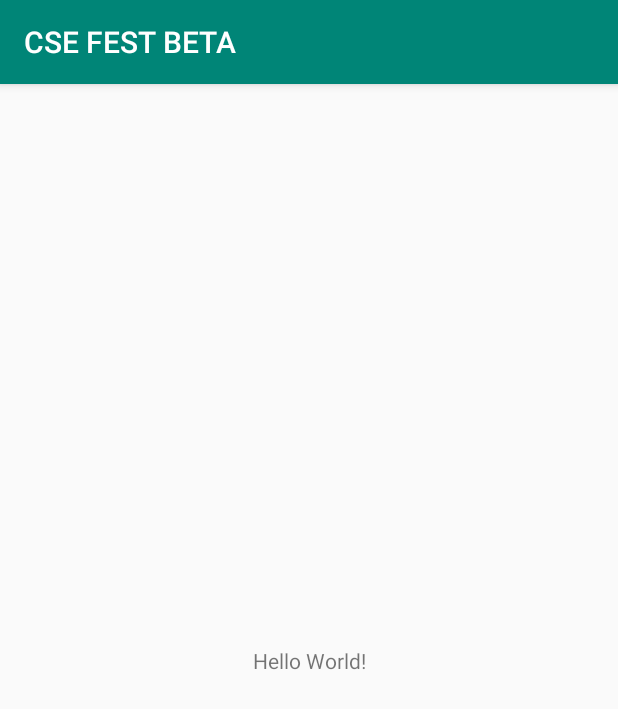
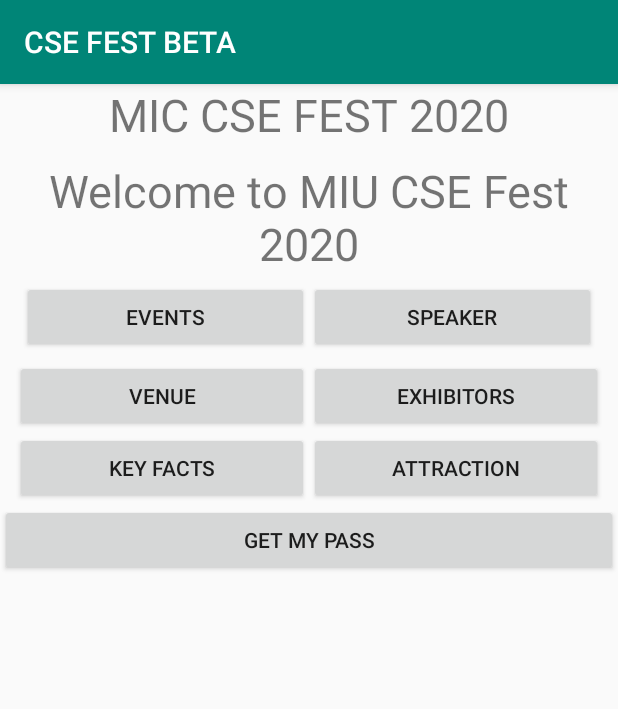
Before and after one commit to bitleetbd/csefestbeta, an Android app: the screen it shows after launch (MainActivity), on a phone screen of 412 x 824 dp. Shown: the top 709 px of the screen. Run offline under Robolectric (Android 15) with nearby library versions, the phone set to English and light mode, and no system bars.

Commit message:
initial commit

```diff
--- a/app/src/main/res/layout/activity_main.xml
+++ b/app/src/main/res/layout/activity_main.xml
@@ -1,5 +1,5 @@
 <?xml version="1.0" encoding="utf-8"?>
-<androidx.constraintlayout.widget.ConstraintLayout xmlns:android="http://schemas.android.com/apk/res/android"
+<RelativeLayout xmlns:android="http://schemas.android.com/apk/res/android"
     xmlns:app="http://schemas.android.com/apk/res-auto"
     xmlns:tools="http://schemas.android.com/tools"
     android:layout_width="match_parent"
@@ -7,12 +7,130 @@
     tools:context=".MainActivity">
 
     <TextView
-        android:layout_width="wrap_content"
+        android:layout_width="match_parent"
         android:layout_height="wrap_content"
-        android:text="Hello World!"
-        app:layout_constraintBottom_toBottomOf="parent"
-        app:layout_constraintLeft_toLeftOf="parent"
-        app:layout_constraintRight_toRightOf="parent"
-        app:layout_constraintTop_toTopOf="parent" />
+        android:text="MIC CSE FEST 2020"
+        android:textAlignment="center"
+        android:textSize="30sp"
+        android:id="@+id/titlebar"
+        />
 
-</androidx.constraintlayout.widget.ConstraintLayout>
+    <RelativeLayout
+        android:layout_width="match_parent"
+        android:layout_height="match_parent"
+        android:layout_below="@+id/titlebar"
+        android:layout_marginTop="10dp" >
+
+        <TextView
+            android:layout_width="match_parent"
+            android:layout_height="wrap_content"
+            android:text="Welcome to MIU CSE Fest 2020"
+            android:textAlignment="center"
+            android:textSize="30sp"
+            android:id="@+id/welcomemessage"/>
+
+        <RelativeLayout
+            android:layout_width="wrap_content"
+            android:layout_height="wrap_content"
+            android:id="@+id/buttonContainer"
+            android:layout_below="@+id/welcomemessage">
+
+            <LinearLayout
+                android:layout_width="match_parent"
+                android:layout_height="wrap_content"
+                android:paddingLeft="10dp"
+                android:paddingRight="10dp"
+                android:layout_margin="2pt"
+                android:id="@+id/Button_Layout">
+
+                <Button
+                    android:layout_width="wrap_content"
+                    android:layout_height="wrap_content"
+                    android:width="10dp"
+                    android:layout_weight="1"
+                    android:text="Events"
+                    android:id="@+id/eventButton"/>
+                <Button
+                    android:layout_width="wrap_content"
+                    android:layout_height="wrap_content"
+                    android:layout_weight="1"
+                    android:width="10dp"
+                    android:text="Speaker"
+                    android:id="@+id/SpeakerButton"/>
+
+            </LinearLayout>
+            <LinearLayout
+                android:layout_width="match_parent"
+                android:layout_height="wrap_content"
+                android:paddingLeft="10dp"
+                android:paddingRight="10dp"
+                android:layout_below="@+id/Button_Layout"
+                android:id="@+id/Button_Layout2">
+
+                <Button
+                    android:layout_width="wrap_content"
+                    android:layout_height="wrap_content"
+                    android:width="10dp"
+                    android:text="Venue"
+                    android:layout_weight="1"
+                    android:id="@+id/VenueButton"/>
+                <Button
+                    android:layout_width="wrap_content"
+                    android:layout_height="wrap_content"
+                    android:width="10dp"
+                    android:text="Exhibitors"
+                    android:layout_weight="1"
+                    android:id="@+id/ExhibitorsButton"/>
+
+            </LinearLayout>
+            <LinearLayout
+                android:layout_width="match_parent"
+                android:layout_height="wrap_content"
+                android:paddingLeft="10dp"
+                android:paddingRight="10dp"
+                android:layout_below="@+id/Button_Layout2">
+
+
+
+                <Button
+                    android:layout_width="wrap_content"
+                    android:layout_height="wrap_content"
+                    android:width="10dp"
+                    android:text="Key Facts"
+                    android:layout_weight="1"
+                    android:id="@+id/KeyfactButton"/>
+
+                <Button
+                    android:layout_width="wrap_content"
+                    android:layout_height="wrap_content"
+                    android:width="10dp"
+                    android:text="Attraction"
+                    android:layout_weight="1"
+
+                    android:id="@+id/AttractionButton"/>
+            </LinearLayout>
+
+        </RelativeLayout>
+        <Button
+            android:layout_width="match_parent"
+            android:layout_height="wrap_content"
+            android:id="@+id/get_my_pass_button"
+            android:layout_below="@+id/buttonContainer"
+            android:text="Get My Pass" />
+        <ImageSwitcher
+            android:layout_width="match_parent"
+            android:layout_height="100dp"
+            android:id="@+id/image_switcher"
+            android:layout_below="@+id/get_my_pass_button">
+
+        </ImageSwitcher>
+        <ListView
+            android:layout_width="match_parent"
+            android:layout_height="wrap_content"
+            android:id="@+id/Discovery_Session"
+            android:layout_below="@+id/image_switcher"/>
+
+
+    </RelativeLayout>
+
+</RelativeLayout>
```
